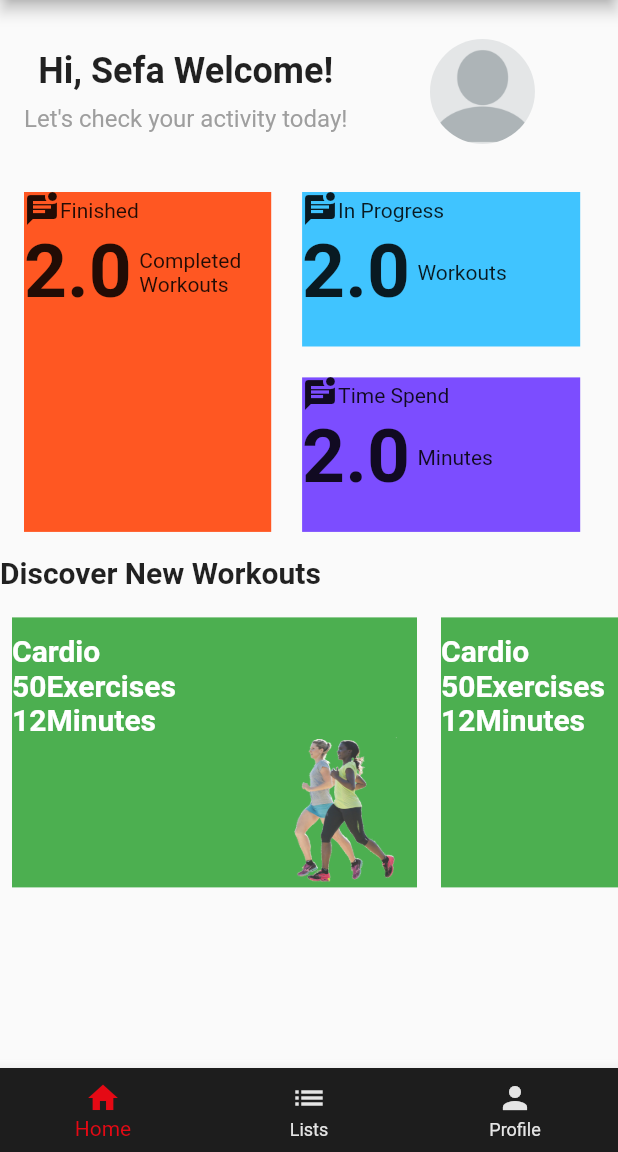
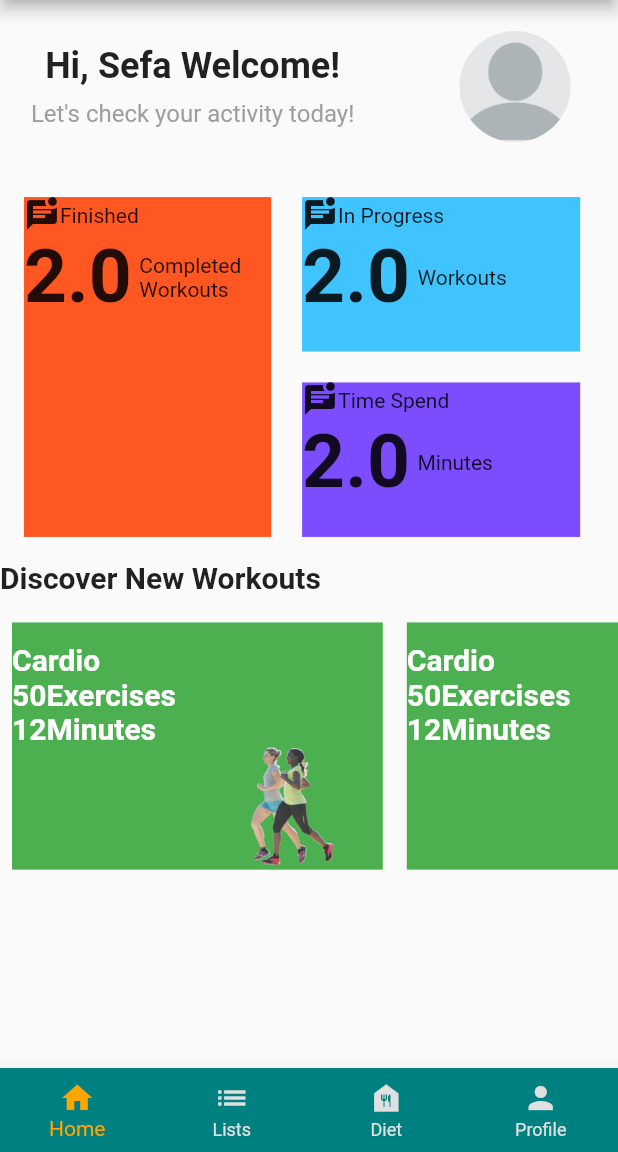
Before and after one commit to YasinSefa15/pain4gain, a Flutter app: the screen it shows after launch, on a phone screen of 412 x 824 dp, the part 84-1236 px from its top. Run offline on Flutter 3.47's test engine with Material 2 defaults, Android fonts, the phone set to English and light mode, and no system bars.

Commit message:
navigation bar handled, pages files are seperated to work

```diff
--- a/lib/AppPage.dart
+++ b/lib/AppPage.dart
@@ -1,7 +1,9 @@
 import 'package:flutter/material.dart';
 import 'package:pain4gain/components/CustomBottomNavigationBar.dart';
+import 'package:pain4gain/pages/diet_page/DietPage.dart';
 import 'package:pain4gain/pages/home_page/HomePage.dart';
 import 'package:pain4gain/pages/ListsPage/ListsPage.dart';
+import 'package:pain4gain/pages/profile_page/ProfilePage.dart';
 
 class AppPage extends StatefulWidget {
   const AppPage({Key? key}) : super(key: key);
@@ -14,7 +16,8 @@ class _AppPageState extends State<AppPage> {
   static const List<Widget> _widgetOptions = <Widget>[
     HomePage(),
     ListsPage(),
-    HomePage()
+    DietPage(),
+    ProfilePage()
   ];
 
   int _selectedIndex = 0;
--- a/lib/components/CustomBottomNavigationBar.dart
+++ b/lib/components/CustomBottomNavigationBar.dart
@@ -1,7 +1,4 @@
 import 'package:flutter/material.dart';
-
-import '../pages/home_page/HomePage.dart';
-import '../pages/ListsPage/ListsPage.dart';
 
 class CustomBottomNavigationBar extends StatefulWidget {
   final int selectedIndex;
@@ -32,15 +29,20 @@ class _CustomBottomNavigationBarState extends State<CustomBottomNavigationBar> {
           label: 'Lists',
         ),
         BottomNavigationBarItem(
+          icon: Icon(Icons.food_bank),
+          label: 'Diet',
+        ),
+        BottomNavigationBarItem(
           icon: Icon(Icons.person),
           label: 'Profile',
         ),
       ],
       currentIndex: widget.selectedIndex,
       onTap: widget.onItemTapped,
-      backgroundColor: const Color(0xFF1D1D1D),
-      selectedItemColor: const Color(0xFFE50914),
-      unselectedItemColor: const Color(0xFFE5E5E5),
+      backgroundColor: const Color(0xFF008080),
+      selectedItemColor: const Color(0xFFFFA500),
+      unselectedItemColor: const Color(0xFFE0E0E0),
+      type: BottomNavigationBarType.fixed,
     );
   }
 }
--- a/lib/components/home/WelcomeComponent.dart
+++ b/lib/components/home/WelcomeComponent.dart
@@ -5,25 +5,26 @@ class WelcomeComponent extends StatelessWidget {
 
   @override
   Widget build(BuildContext context) {
+    double screenWidth = MediaQuery.of(context).size.width;
+
     return Container(
-      padding: const EdgeInsets.all(16.0),
+      padding: EdgeInsets.all(screenWidth * 0.05),
       child: Column(
         children: [
-          const SizedBox(height: 10.0),
           Row(
             mainAxisAlignment: MainAxisAlignment.start,
             children: [
               Column(
-                children: const [
-                  Text(
+                children: [
+                  const Text(
                     'Hi, Sefa Welcome!',
                     style: TextStyle(
                       fontSize: 24.0,
                       fontWeight: FontWeight.bold,
                     ),
                   ),
-                  SizedBox(height: 8.0),
-                  Text(
+                  SizedBox(height: screenWidth * 0.02),
+                  const Text(
                     'Let\'s check your activity today!',
                     style: TextStyle(
                       fontSize: 16.0,
@@ -32,11 +33,11 @@ class WelcomeComponent extends StatelessWidget {
                   ),
                 ],
               ),
-              const SizedBox(width: 55.0),
-              const ClipOval(
+              SizedBox(width: screenWidth * 0.17),
+              ClipOval(
                 child: Image(
-                  image: AssetImage('assets/default_user_avatar.png'),
-                  width: 70.0,
+                  image: const AssetImage('assets/default_user_avatar.png'),
+                  width: screenWidth * 0.18,
                   fit: BoxFit.cover,
                 ),
               )
--- a/lib/components/home/discover/DiscoverSingleWorkout.dart
+++ b/lib/components/home/discover/DiscoverSingleWorkout.dart
@@ -16,11 +16,14 @@ class DiscoverSingleWorkout extends StatelessWidget {
 
   @override
   Widget build(BuildContext context) {
+
+    double screenWidth = MediaQuery.of(context).size.width;
+
     return Container(
-      width: 270,
-      height: 180,
+      width: screenWidth * 0.6,
+      height: screenWidth * 0.4,
       color: Colors.green,
-      margin: EdgeInsets.all(8),
+      margin: const EdgeInsets.all(8),
       child: Column(
         mainAxisAlignment: MainAxisAlignment.end,
         crossAxisAlignment: CrossAxisAlignment.end,
@@ -33,7 +36,7 @@ class DiscoverSingleWorkout extends StatelessWidget {
                 children: [
                   Text(
                     title,
-                    style: TextStyle(
+                    style: const TextStyle(
                         fontSize: 20,
                         fontWeight: FontWeight.bold,
                         color: Colors.white),
@@ -62,12 +65,12 @@ class DiscoverSingleWorkout extends StatelessWidget {
                 children: [
                   Text(
                     time,
-                    style: TextStyle(
+                    style: const TextStyle(
                         fontSize: 20,
                         fontWeight: FontWeight.bold,
                         color: Colors.white),
                   ),
-                  Text(
+                  const Text(
                     "Minutes",
                     style: TextStyle(
                         fontSize: 20,
@@ -84,14 +87,13 @@ class DiscoverSingleWorkout extends StatelessWidget {
               Image(
                 image: AssetImage(
                     imagePath == "" ? "assets/jogging.png" : imagePath),
-                width: 100,
-                height: 100,
+                width: screenWidth * 0.3,
+                height: screenWidth * 0.2,
               ),
             ],
           )
         ],
       ),
     );
-    ;
   }
 }
--- /dev/null
+++ b/lib/pages/diet_page/DietPage.dart
@@ -0,0 +1,17 @@
+import 'package:flutter/material.dart';
+
+class DietPage extends StatelessWidget {
+  const DietPage({super.key});
+
+  @override
+  Widget build(BuildContext context) {
+    return const Scaffold(
+      body: Center(
+        child: Text(
+          'Merhaba, Burası Diet Sayfası.',
+          style: TextStyle(fontSize: 24),
+        ),
+      ),
+    );
+  }
+}
--- /dev/null
+++ b/lib/pages/profile_page/ProfilePage.dart
@@ -0,0 +1,17 @@
+import 'package:flutter/material.dart';
+
+class ProfilePage extends StatelessWidget {
+  const ProfilePage({super.key});
+
+  @override
+  Widget build(BuildContext context) {
+    return const Scaffold(
+      body: Center(
+        child: Text(
+          'Merhaba, Burası Profil Sayfası.',
+          style: TextStyle(fontSize: 24),
+        ),
+      ),
+    );
+  }
+}
```
